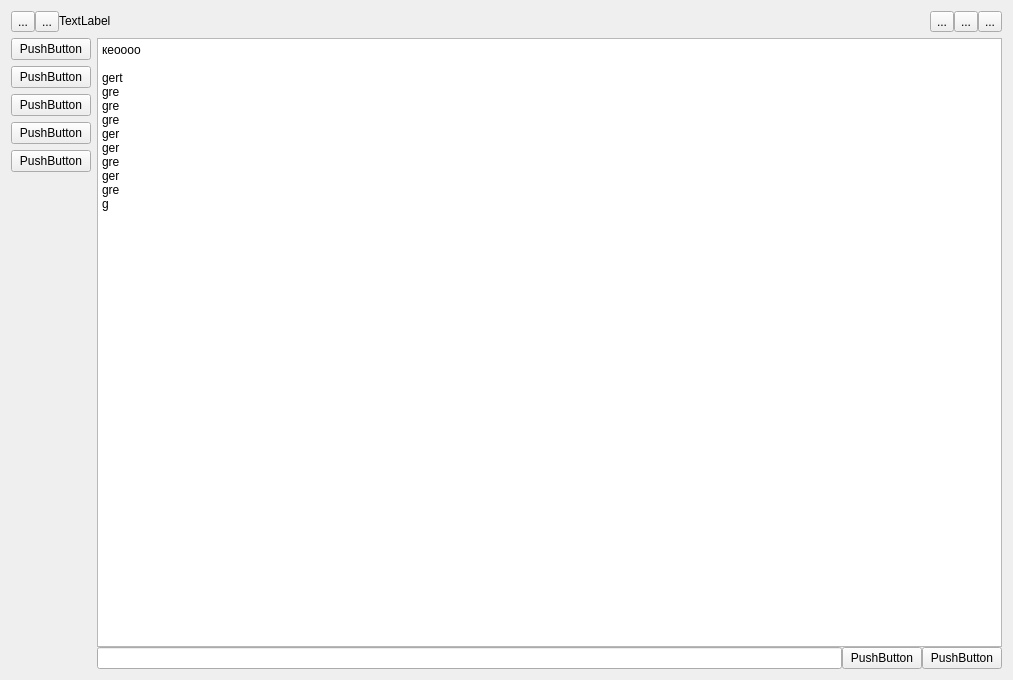
iamsaywhat/cutecom-terminal, file mainwidget.ui: the form before one commit.
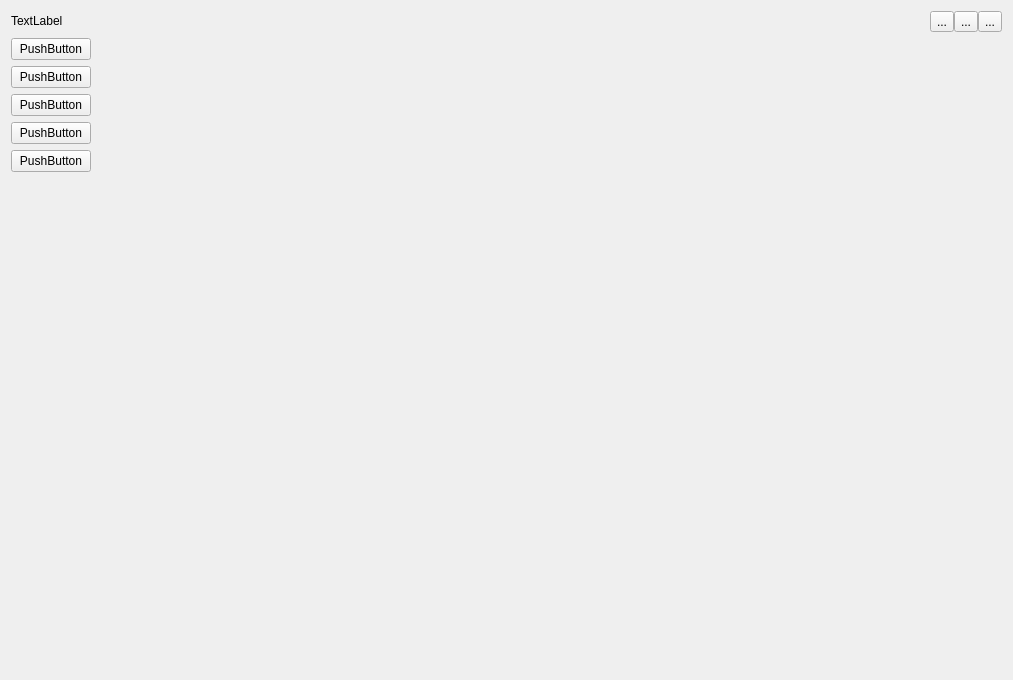
The form after the commit.

```diff
--- a/mainwidget.ui
+++ b/mainwidget.ui
@@ -25,75 +25,44 @@
      <property name="bottomMargin">
       <number>0</number>
      </property>
-     <item>
-      <widget class="QToolButton" name="connectionButton">
-       <property name="sizePolicy">
-        <sizepolicy hsizetype="Fixed" vsizetype="Fixed">
-         <horstretch>0</horstretch>
-         <verstretch>0</verstretch>
-        </sizepolicy>
-       </property>
-       <property name="minimumSize">
-        <size>
-         <width>0</width>
-         <height>0</height>
-        </size>
-       </property>
-       <property name="text">
-        <string>...</string>
-       </property>
-       <property name="iconSize">
-        <size>
-         <width>16</width>
-         <height>16</height>
-        </size>
-       </property>
-      </widget>
-     </item>
-     <item>
-      <widget class="QToolButton" name="settingsButton">
-       <property name="sizePolicy">
-        <sizepolicy hsizetype="Fixed" vsizetype="Fixed">
-         <horstretch>0</horstretch>
-         <verstretch>0</verstretch>
-        </sizepolicy>
-       </property>
-       <property name="maximumSize">
-        <size>
-         <width>16777213</width>
-         <height>16777215</height>
-        </size>
-       </property>
-       <property name="sizeIncrement">
-        <size>
-         <width>0</width>
-         <height>0</height>
-        </size>
-       </property>
-       <property name="baseSize">
-        <size>
-         <width>0</width>
-         <height>0</height>
-        </size>
-       </property>
-       <property name="text">
-        <string>...</string>
-       </property>
-      </widget>
-     </item>
      <item>
       <widget class="QLabel" name="appName">
        <property name="sizePolicy">
-        <sizepolicy hsizetype="Expanding" vsizetype="Fixed">
+        <sizepolicy hsizetype="Minimum" vsizetype="Fixed">
          <horstretch>0</horstretch>
          <verstretch>0</verstretch>
         </sizepolicy>
        </property>
+       <property name="minimumSize">
+        <size>
+         <width>100</width>
+         <height>0</height>
+        </size>
+       </property>
+       <property name="layoutDirection">
+        <enum>Qt::LeftToRight</enum>
+       </property>
        <property name="text">
         <string>TextLabel</string>
        </property>
+       <property name="alignment">
+        <set>Qt::AlignLeading|Qt::AlignLeft|Qt::AlignVCenter</set>
+       </property>
       </widget>
      </item>
+     <item>
+      <spacer name="horizontalSpacer">
+       <property name="orientation">
+        <enum>Qt::Horizontal</enum>
+       </property>
+       <property name="sizeHint" stdset="0">
+        <size>
+         <width>40</width>
+         <height>20</height>
+        </size>
+       </property>
+      </spacer>
+     </item>
      <item>
       <widget class="QToolButton" name="minimizeButton">
        <property name="text">
@@ -180,7 +149,7 @@
      <item>
       <widget class="QStackedWidget" name="workspaceWidget">
        <property name="currentIndex">
-        <number>0</number>
+        <number>2</number>
        </property>
        <widget class="QWidget" name="consolePage">
         <layout class="QGridLayout" name="gridLayout_2">
@@ -297,6 +266,7 @@
          </item>
         </layout>
        </widget>
+       <widget class="QWidget" name="page"/>
       </widget>
      </item>
     </layout>
```
Left out of the diff: 19 changed lines with no effect on the pictures.
